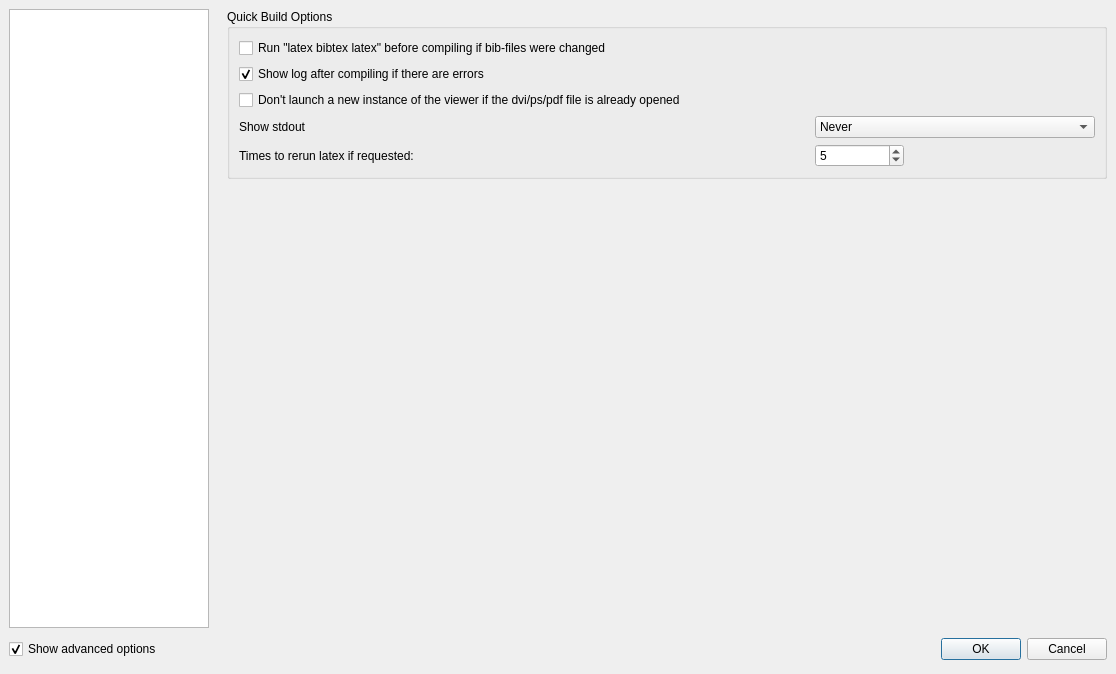
This is configdialog.ui in svn2github/texstudio-trunk as Qt 5 draws it before an edit. The edited form follows.
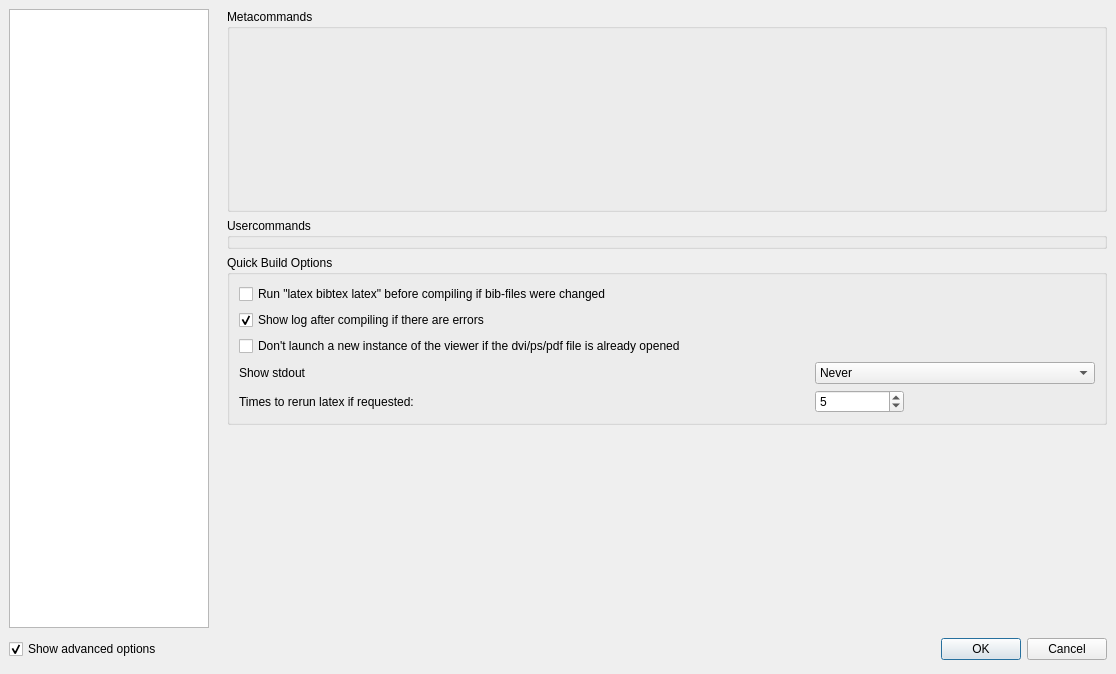
This is the edited form. Icons and pictures are not drawn.

Commit message: "remove" user commands

The edit to the form file:
```diff
--- a/configdialog.ui
+++ b/configdialog.ui
@@ -623,6 +623,32 @@
        <property name="margin">
         <number>0</number>
        </property>
+       <item>
+        <widget class="QGroupBox" name="groupBoxMetaCommands">
+         <property name="sizePolicy">
+          <sizepolicy hsizetype="Preferred" vsizetype="Expanding">
+           <horstretch>0</horstretch>
+           <verstretch>0</verstretch>
+          </sizepolicy>
+         </property>
+         <property name="baseSize">
+          <size>
+           <width>0</width>
+           <height>0</height>
+          </size>
+         </property>
+         <property name="title">
+          <string>Metacommands</string>
+         </property>
+        </widget>
+       </item>
+       <item>
+        <widget class="QGroupBox" name="groupBoxUserCommands">
+         <property name="title">
+          <string>Usercommands</string>
+         </property>
+        </widget>
+       </item>
        <item>
         <widget class="QGroupBox" name="groupBox_4">
          <property name="title">
@@ -632,14 +658,14 @@
           <bool>true</bool>
          </property>
          <layout class="QGridLayout" name="gridLayout_3">
-          <item row="0" column="0" colspan="3">
+          <item row="1" column="0" colspan="3">
            <widget class="QCheckBox" name="checkBoxRunAfterBibTeXChange">
             <property name="text">
              <string>Run &quot;latex bibtex latex&quot; before compiling if bib-files were changed</string>
             </property>
            </widget>
           </item>
-          <item row="1" column="0" rowspan="2" colspan="2">
+          <item row="2" column="0" rowspan="2" colspan="2">
            <widget class="QCheckBox" name="checkBoxShowLog">
             <property name="text">
              <string>Show log after compiling if there are errors</string>
@@ -649,7 +675,7 @@
             </property>
            </widget>
           </item>
-          <item row="3" column="0">
+          <item row="4" column="0">
            <widget class="QCheckBox" name="checkBoxSingleInstanceViewer">
             <property name="sizePolicy">
              <sizepolicy hsizetype="Fixed" vsizetype="Fixed">
@@ -674,7 +700,7 @@
             </property>
            </widget>
           </item>
-          <item row="4" column="0">
+          <item row="5" column="0">
            <widget class="QLabel" name="label_37">
             <property name="text">
              <string>Show stdout</string>
@@ -684,7 +710,7 @@
             </property>
            </widget>
           </item>
-          <item row="4" column="1" colspan="3">
+          <item row="5" column="1" colspan="3">
            <widget class="QComboBox" name="comboBoxShowStdout">
             <property name="advancedOption" stdset="0">
              <bool>true</bool>
@@ -706,14 +732,14 @@
             </item>
            </widget>
           </item>
-          <item row="5" column="0">
+          <item row="6" column="0">
            <widget class="QLabel" name="label_38">
             <property name="text">
              <string>Times to rerun latex if requested:</string>
             </property>
            </widget>
           </item>
-          <item row="5" column="1">
+          <item row="6" column="1">
            <widget class="QSpinBox" name="spinBoxRerunLatex">
             <property name="value">
              <number>5</number>
```
Left out of the diff: 4 changed lines with no effect on the pictures. The commit also changes 9 other files.
